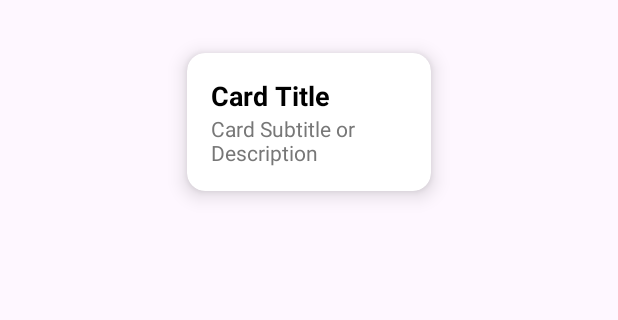
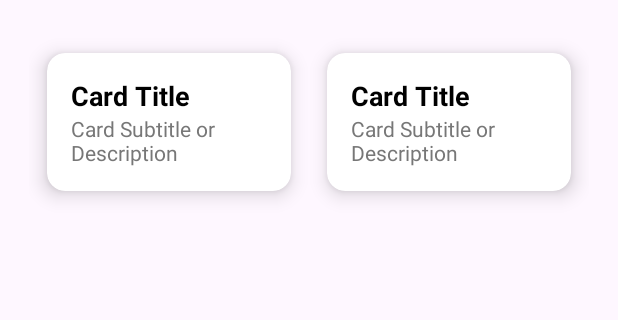
Before and after one commit to CodeCrafters79/Rozgar-Setu, an Android app: the screen it shows after launch (Dashboard), on a phone screen of 412 x 824 dp, the part 96-416 px from its top. Run offline under Robolectric (Android 15) with nearby library versions, the phone set to English and light mode, and no system bars; our stand-ins replace sdp/ssp sizes.

Commit message:
Dashboard

```diff
--- a/app/src/main/res/layout/activity_dashboard.xml
+++ b/app/src/main/res/layout/activity_dashboard.xml
@@ -67,6 +67,41 @@
                 </LinearLayout>
             </androidx.cardview.widget.CardView>
 
+            <androidx.cardview.widget.CardView
+                android:layout_width="0dp"
+                android:layout_weight="1"
+                android:layout_height="wrap_content"
+                app:cardCornerRadius="12dp"
+                app:cardElevation="8dp"
+                app:cardBackgroundColor="#FFFFFF"
+                app:cardUseCompatPadding="true">
+
+                <LinearLayout
+                    android:layout_width="match_parent"
+                    android:layout_height="wrap_content"
+                    android:padding="16dp"
+                    android:orientation="vertical">
+
+                    <!-- Title -->
+                    <TextView
+                        android:layout_width="wrap_content"
+                        android:layout_height="wrap_content"
+                        android:text="Card Title"
+                        android:textSize="18sp"
+                        android:textStyle="bold"
+                        android:textColor="#000000"/>
+
+                    <!-- Subtitle or Description -->
+                    <TextView
+                        android:layout_width="wrap_content"
+                        android:layout_height="wrap_content"
+                        android:text="Card Subtitle or Description"
+                        android:textSize="14sp"
+                        android:textColor="#777777"
+                        android:marginTop="4dp"/>
+
+                </LinearLayout>
+            </androidx.cardview.widget.CardView>
 
 
         </LinearLayout>
```
